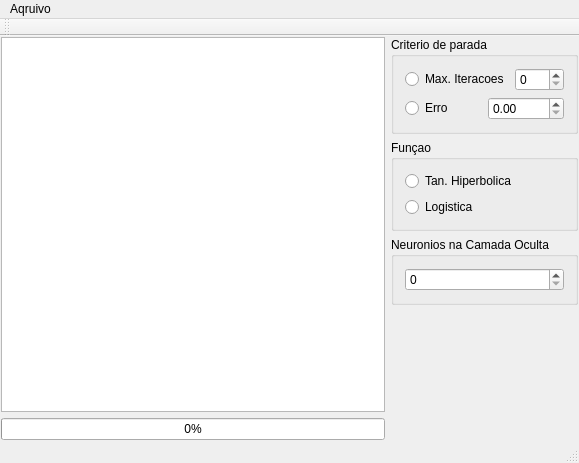
Qt form ANN_BP/mainwindow.ui (Akindart/ArtificialNeuralNetwork_BackPropagation) before a commit.
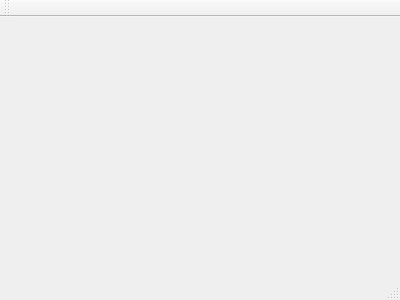
The same form after that commit.

Patch:
```diff
--- a/ANN_BP/mainwindow.ui
+++ b/ANN_BP/mainwindow.ui
@@ -1,185 +1,25 @@
 <?xml version="1.0" encoding="UTF-8"?>
 <ui version="4.0">
  <class>MainWindow</class>
- <widget class="QMainWindow" name="MainWindow">
-  <property name="geometry">
+ <widget class="QMainWindow" name="MainWindow" >
+  <property name="geometry" >
    <rect>
     <x>0</x>
     <y>0</y>
-    <width>579</width>
-    <height>463</height>
+    <width>400</width>
+    <height>300</height>
    </rect>
   </property>
   <property name="windowTitle">
    <string>MainWindow</string>
   </property>
-  <widget class="QWidget" name="centralWidget">
-   <layout class="QHBoxLayout" name="horizontalLayout">
-    <property name="leftMargin">
-     <number>1</number>
-    </property>
-    <property name="topMargin">
-     <number>1</number>
-    </property>
-    <property name="rightMargin">
-     <number>1</number>
-    </property>
-    <property name="bottomMargin">
-     <number>1</number>
-    </property>
-    <item>
-     <layout class="QVBoxLayout" name="verticalLayout_3">
-      <item>
-       <widget class="QTableWidget" name="tableWidget"/>
-      </item>
-      <item>
-       <widget class="QProgressBar" name="progressBar">
-        <property name="maximum">
-         <number>100</number>
-        </property>
-        <property name="value">
-         <number>0</number>
-        </property>
-       </widget>
-      </item>
-     </layout>
-    </item>
-    <item>
-     <layout class="QVBoxLayout" name="verticalLayout">
-      <item>
-       <widget class="QGroupBox" name="groupBox_2">
-        <property name="title">
-         <string>Criterio de parada</string>
-        </property>
-        <layout class="QVBoxLayout" name="verticalLayout_4">
-         <item>
-          <layout class="QHBoxLayout" name="horizontalLayout_3">
-           <item>
-            <widget class="QRadioButton" name="rdbMaxIteracoes">
-             <property name="text">
-              <string>Max. Iteracoes</string>
-             </property>
-            </widget>
-           </item>
-           <item>
-            <widget class="QSpinBox" name="spinMaxIteracoes"/>
-           </item>
-          </layout>
-         </item>
-         <item>
-          <layout class="QHBoxLayout" name="horizontalLayout_2">
-           <item>
-            <widget class="QRadioButton" name="rdbErro">
-             <property name="text">
-              <string>Erro</string>
-             </property>
-            </widget>
-           </item>
-           <item>
-            <widget class="QDoubleSpinBox" name="spinErro"/>
-           </item>
-          </layout>
-         </item>
-        </layout>
-       </widget>
-      </item>
-      <item>
-       <widget class="QGroupBox" name="groupBox">
-        <property name="title">
-         <string>Funçao</string>
-        </property>
-        <layout class="QVBoxLayout" name="verticalLayout_2">
-         <item>
-          <widget class="QRadioButton" name="rdbTanHiperbolica">
-           <property name="text">
-            <string>Tan. Hiperbolica</string>
-           </property>
-          </widget>
-         </item>
-         <item>
-          <widget class="QRadioButton" name="rdbLogistica">
-           <property name="text">
-            <string>Logistica</string>
-           </property>
-          </widget>
-         </item>
-        </layout>
-       </widget>
-      </item>
-      <item>
-       <widget class="QGroupBox" name="groupBox_3">
-        <property name="title">
-         <string>Neuronios na Camada Oculta</string>
-        </property>
-        <layout class="QHBoxLayout" name="horizontalLayout_4">
-         <item>
-          <widget class="QSpinBox" name="spinNeuronCamOculta"/>
-         </item>
-        </layout>
-       </widget>
-      </item>
-      <item>
-       <spacer name="verticalSpacer">
-        <property name="orientation">
-         <enum>Qt::Vertical</enum>
-        </property>
-        <property name="sizeHint" stdset="0">
-         <size>
-          <width>20</width>
-          <height>40</height>
-         </size>
-        </property>
-       </spacer>
-      </item>
-     </layout>
-    </item>
-   </layout>
-  </widget>
-  <widget class="QToolBar" name="mainToolBar">
-   <attribute name="toolBarArea">
-    <enum>TopToolBarArea</enum>
-   </attribute>
-   <attribute name="toolBarBreak">
-    <bool>false</bool>
-   </attribute>
-  </widget>
-  <widget class="QStatusBar" name="statusBar"/>
-  <widget class="QMenuBar" name="menuBar">
-   <property name="geometry">
-    <rect>
-     <x>0</x>
-     <y>0</y>
-     <width>579</width>
-     <height>20</height>
-    </rect>
-   </property>
-   <widget class="QMenu" name="menuAqruivo">
-    <property name="title">
-     <string>Aqruivo</string>
-    </property>
-    <addaction name="actionAbrir_arquivo_de_teste"/>
-    <addaction name="actionAbrir_arquivo_de_treinamento"/>
-    <addaction name="actionCriar_nova_Rede"/>
-   </widget>
-   <addaction name="menuAqruivo"/>
-  </widget>
-  <action name="actionAbrir_arquivo_de_treinamento">
-   <property name="text">
-    <string>Abrir arquivo de treinamento</string>
-   </property>
-  </action>
-  <action name="actionAbrir_arquivo_de_teste">
-   <property name="text">
-    <string>Abrir arquivo de teste</string>
-   </property>
-  </action>
-  <action name="actionCriar_nova_Rede">
-   <property name="text">
-    <string>Criar nova Rede</string>
-   </property>
-  </action>
+  <widget class="QMenuBar" name="menuBar" />
+  <widget class="QToolBar" name="mainToolBar" />
+  <widget class="QWidget" name="centralWidget" />
+  <widget class="QStatusBar" name="statusBar" />
  </widget>
- <layoutdefault spacing="6" margin="11"/>
+ <layoutDefault spacing="6" margin="11" />
+ <pixmapfunction></pixmapfunction>
  <resources/>
  <connections/>
 </ui>
```
Left out of the diff: 3 changed lines with no effect on the pictures.
